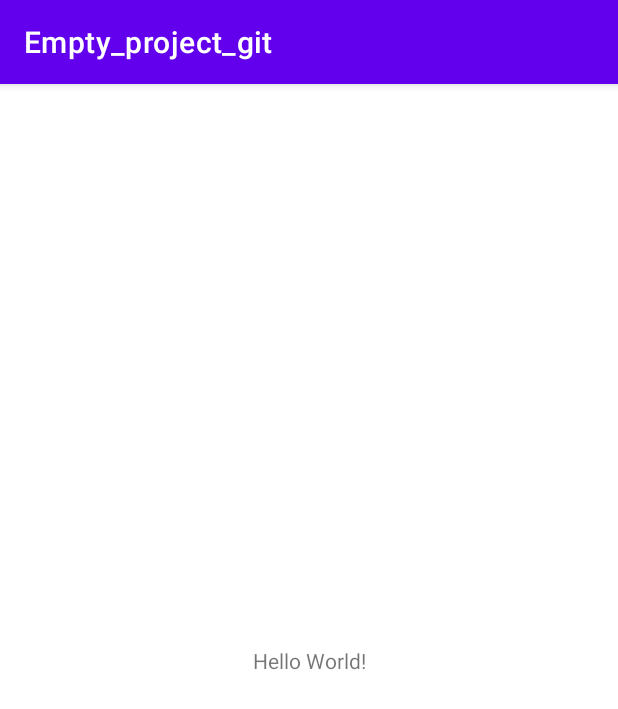
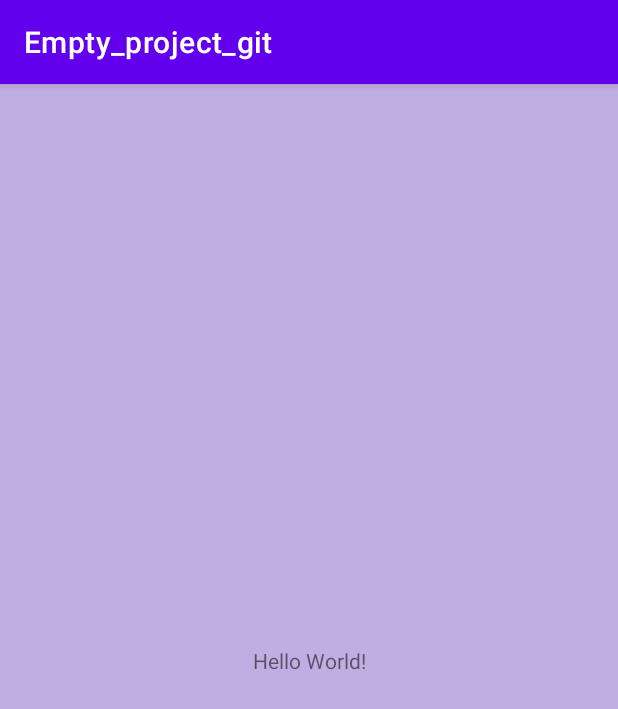
Before and after one commit to Alenatch44/Empty_project_git, an Android app: the screen it shows after launch (MainActivity), on a phone screen of 412 x 824 dp. Shown: the top 709 px of the screen. Run offline under Robolectric (Android 15) with nearby library versions, the phone set to English and light mode, and no system bars.

Commit message:
Change background color

```diff
--- a/app/src/main/res/layout/activity_main.xml
+++ b/app/src/main/res/layout/activity_main.xml
@@ -4,6 +4,7 @@
     xmlns:tools="http://schemas.android.com/tools"
     android:layout_width="match_parent"
     android:layout_height="match_parent"
+    android:background="#6A673AB7"
     tools:context=".MainActivity">
 
     <TextView
```
